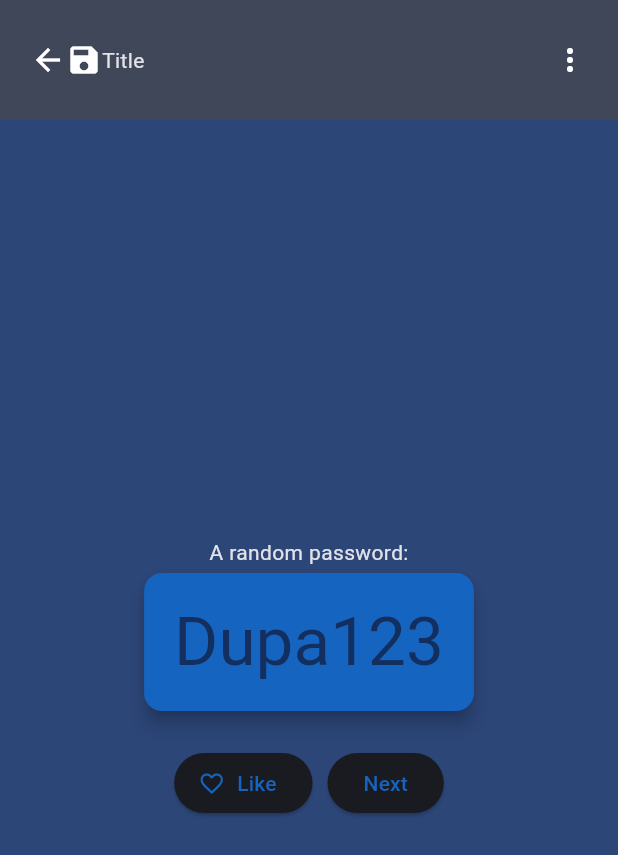
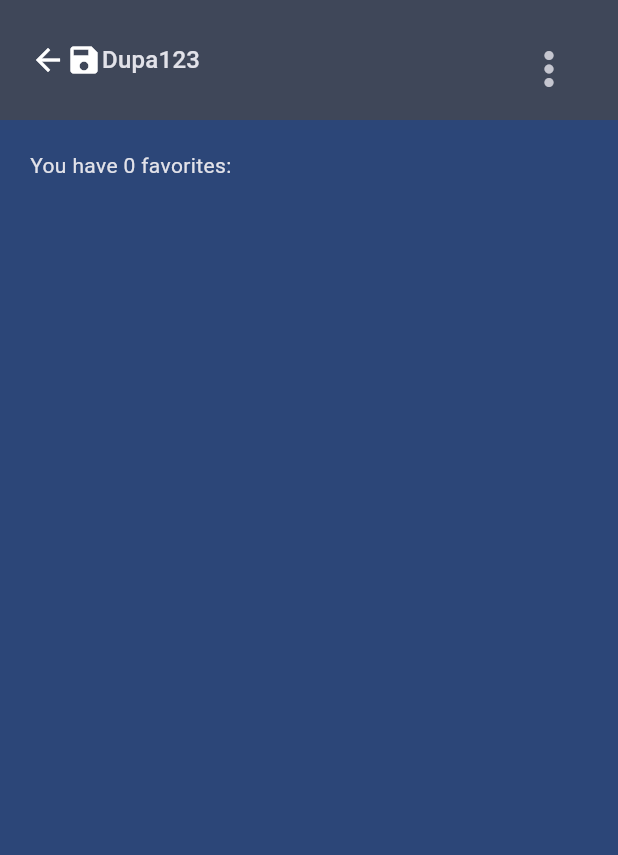
Before and after one commit to igrek51/todotree, a Flutter app: the screen it shows after launch, on a phone screen of 412 x 824 dp. Shown: the top 855 px of the screen. Run offline on Flutter 3.47's test engine with Material 3 defaults, Android fonts, the phone set to English and light mode, and no system bars; missing offline and left inert: window_manager.

Commit message:
Add simple list scaffolding

```diff
--- a/lib/app.dart
+++ b/lib/app.dart
@@ -1,9 +1,8 @@
-import 'dart:math';
-
 import 'package:flutter/material.dart';
 import 'package:provider/provider.dart';
 
-import 'components/page_home.dart';
+import 'components/home_page.dart';
+import 'app_state.dart';
 
 class MyApp extends StatelessWidget {
   const MyApp({super.key});
@@ -11,7 +10,7 @@ class MyApp extends StatelessWidget {
   @override
   Widget build(BuildContext context) {
     return ChangeNotifierProvider(
-      create: (context) => MyAppState(),
+      create: (context) => AppState(),
       child: MaterialApp(
         title: 'ToDo Tree',
         theme: ThemeData(
@@ -23,49 +22,10 @@ class MyApp extends StatelessWidget {
             secondary: Color(0xFF6E9AE9),
           ),
         ),
-        home: AppScaffold(),
+        home: AppHomePage(),
         themeMode: ThemeMode.dark,
         debugShowCheckedModeBanner: false,
       ),
     );
   }
 }
-
-class AppScaffold extends StatelessWidget {
-  const AppScaffold({super.key});
-
-  @override
-  Widget build(BuildContext context) {
-    return Scaffold(
-      body: AppHomePage(),
-    );
-  }
-}
-
-class MyAppState extends ChangeNotifier {
-  String currentPass = 'Dupa123';
-
-  void getNext() {
-    const allowedChars = 'ABCDEFGHIJKLMNOPQRSTUVWXYZabcdefghijklmnopqrstuvwxyz0123456789';
-    Random random = Random();
-    currentPass = String.fromCharCodes(Iterable.generate(
-      10, (_) => allowedChars.codeUnitAt(random.nextInt(allowedChars.length))));
-    notifyListeners();
-  }
-
-  var favorites = <String>[];
-
-  void toggleFavorite() {
-    if (favorites.contains(currentPass)) {
-      favorites.remove(currentPass);
-    } else {
-      favorites.add(currentPass);
-    }
-    notifyListeners();
-  }
-
-  void deleteWord(String word) {
-    favorites.remove(word);
-    notifyListeners();
-  }
-}
--- /dev/null
+++ b/lib/app_state.dart
@@ -0,0 +1,19 @@
+import 'package:flutter/material.dart';
+
+import 'tree/tree_item.dart';
+
+class AppState extends ChangeNotifier {
+  String title = 'Dupa123';
+
+  void setTitle(String title) {
+    this.title = title;
+    notifyListeners();
+  }
+
+  var items = <TreeItem>[];
+
+  void addItem(String name) {
+    items.add(TreeItem(name));
+    notifyListeners();
+  }
+}
--- a/lib/components/card.dart
+++ /dev/null
@@ -1,27 +0,0 @@
-import 'package:flutter/material.dart';
-
-class BigCard extends StatelessWidget {
-  const BigCard({
-    super.key,
-    required this.word,
-  });
-
-  final String word;
-
-  @override
-  Widget build(BuildContext context) {
-    final theme = Theme.of(context);
-    final style = theme.textTheme.displayMedium!.copyWith(
-      color: theme.colorScheme.onPrimary,
-    );
-
-    return Card(
-      color: theme.colorScheme.primary,
-      elevation: 5,
-      child: Padding(
-        padding: const EdgeInsets.all(20.0),
-        child: Text(word, style: style),
-      ),
-    );
-  }
-}
--- /dev/null
+++ b/lib/components/home_page.dart
@@ -0,0 +1,32 @@
+import 'package:flutter/material.dart';
+
+import 'tree_list.dart';
+import 'titlebar.dart';
+
+class AppHomePage extends StatelessWidget {
+  const AppHomePage({super.key});
+
+  @override
+  Widget build(BuildContext context) {
+    return Scaffold(
+      body: LayoutBuilder(
+        builder: (context, constraints) {
+          return Column(
+            mainAxisAlignment: MainAxisAlignment.start,
+            mainAxisSize: MainAxisSize.max,
+            crossAxisAlignment: CrossAxisAlignment.stretch,
+            children: <Widget>[
+              TitleBar(),
+              Expanded(
+                child: Container(
+                  color: Theme.of(context).colorScheme.primaryContainer,
+                  child: TreeList(),
+                ),
+              ),
+            ],
+          );
+        }
+      ),
+    );
+  }
+}
--- a/lib/components/page_favourite.dart
+++ /dev/null
@@ -1,34 +0,0 @@
-import 'package:flutter/material.dart';
-import 'package:provider/provider.dart';
-
-import '../app.dart';
-
-class FavoritesPage extends StatelessWidget {
-  @override
-  Widget build(BuildContext context) {
-    var appState = context.watch<MyAppState>();
-
-    if (appState.favorites.isEmpty) {
-      return Center(
-        child: Text('No favorites yet.'),
-      );
-    }
-
-    return ListView(
-      children: [
-        Padding(
-          padding: const EdgeInsets.all(20),
-          child: Text('You have ${appState.favorites.length} favorites:'),
-        ),
-        for (var word in appState.favorites)
-          ListTile(
-            leading: Icon(Icons.favorite),
-            title: Text(word),
-            onTap: () {
-              appState.deleteWord(word);
-            },
-          ),
-      ],
-    );
-  }
-}
--- a/lib/components/page_generator.dart
+++ /dev/null
@@ -1,50 +0,0 @@
-import 'package:flutter/material.dart';
-import 'package:provider/provider.dart';
-
-import '../app.dart';
-import 'card.dart';
-
-class GeneratorPage extends StatelessWidget {
-  @override
-  Widget build(BuildContext context) {
-    var appState = context.watch<MyAppState>();
-    var word = appState.currentPass;
-
-    IconData icon;
-    if (appState.favorites.contains(word)) {
-      icon = Icons.favorite;
-    } else {
-      icon = Icons.favorite_border;
-    }
-
-    return Center(
-      child: Column(
-        mainAxisAlignment: MainAxisAlignment.center,
-        children: [
-          Text('A random password:'),
-          BigCard(word: word),
-          SizedBox(height: 20),
-          Row(
-            mainAxisSize: MainAxisSize.min,
-            children: [
-              ElevatedButton.icon(
-                onPressed: () {
-                  appState.toggleFavorite();
-                },
-                icon: Icon(icon),
-                label: Text('Like'),
-              ),
-              SizedBox(width: 10),
-              ElevatedButton(
-                onPressed: () {
-                  appState.getNext();
-                },
-                child: Text('Next'),
-              ),
-            ],
-          ),
-        ],
-      ),
-    );
-  }
-}
--- a/lib/components/page_home.dart
+++ /dev/null
@@ -1,47 +0,0 @@
-import 'package:flutter/material.dart';
-
-import 'page_favourite.dart';
-import 'page_generator.dart';
-import 'titlebar.dart';
-
-class AppHomePage extends StatefulWidget {
-  @override
-  State<AppHomePage> createState() => _AppHomePageState();
-}
-
-class _AppHomePageState extends State<AppHomePage> {
-
-  var selectedIndex = 0;
-
-  @override
-  Widget build(BuildContext context) {
-    Widget page;
-    switch (selectedIndex) {
-      case 0:
-        page = GeneratorPage();
-      case 1:
-        page = FavoritesPage();
-      default:
-        throw UnimplementedError('no widget for $selectedIndex');
-    }
-
-    return LayoutBuilder(
-      builder: (context, constraints) {
-        return Column(
-          mainAxisAlignment: MainAxisAlignment.start,
-          mainAxisSize: MainAxisSize.max,
-          crossAxisAlignment: CrossAxisAlignment.stretch,
-          children: <Widget>[
-            TitleBar(),
-            Expanded(
-              child: Container(
-                color: Theme.of(context).colorScheme.primaryContainer,
-                child: page,
-              ),
-            ),
-          ],
-        );
-      }
-    );
-  }
-}
--- a/lib/components/titlebar.dart
+++ b/lib/components/titlebar.dart
@@ -1,4 +1,7 @@
 import 'package:flutter/material.dart';
+import 'package:provider/provider.dart';
+
+import '../app_state.dart';
 
 class TitleBar extends StatelessWidget {
   const TitleBar({super.key});
@@ -6,6 +9,8 @@ class TitleBar extends StatelessWidget {
   @override
   Widget build(BuildContext context) {
     final theme = Theme.of(context);
+    final appState = context.watch<AppState>();
+    final style = theme.textTheme.titleMedium;
 
     return Material(
       elevation: 5,
@@ -20,9 +25,15 @@ class TitleBar extends StatelessWidget {
               Icon(Icons.arrow_back),
               Icon(Icons.save),
               Expanded(
-                child: Text('Title'),
+                child: Text(appState.title, style: style),
               ),
-              Icon(Icons.more_vert),
+              IconButton(
+                iconSize: 36,
+                icon: const Icon(Icons.more_vert),
+                onPressed: () {
+                  appState.addItem('new');
+                },
+              ),
             ],
           ),
         ),
--- /dev/null
+++ b/lib/components/tree_list.dart
@@ -0,0 +1,29 @@
+import 'package:flutter/material.dart';
+import 'package:provider/provider.dart';
+
+import '../app_state.dart';
+
+class TreeList extends StatelessWidget {
+  const TreeList({super.key});
+
+  @override
+  Widget build(BuildContext context) {
+    var appState = context.watch<AppState>();
+
+    return ListView(
+      children: [
+        Padding(
+          padding: const EdgeInsets.all(20),
+          child: Text('You have 0 favorites:'),
+        ),
+        for (var item in appState.items)
+          ListTile(
+            leading: Icon(Icons.favorite),
+            title: Text(item.name),
+            onTap: () {
+            },
+          ),
+      ],
+    );
+  }
+}
--- /dev/null
+++ b/lib/tree/tree_item.dart
@@ -0,0 +1,5 @@
+class TreeItem {
+  String name;
+
+  TreeItem(this.name);
+}
```
